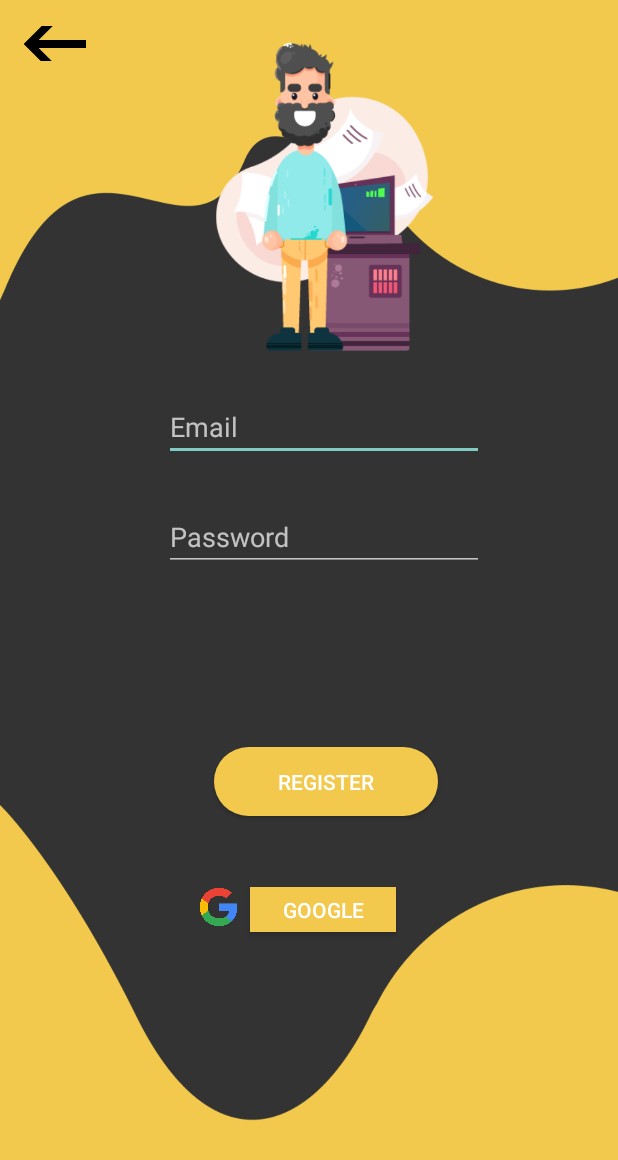
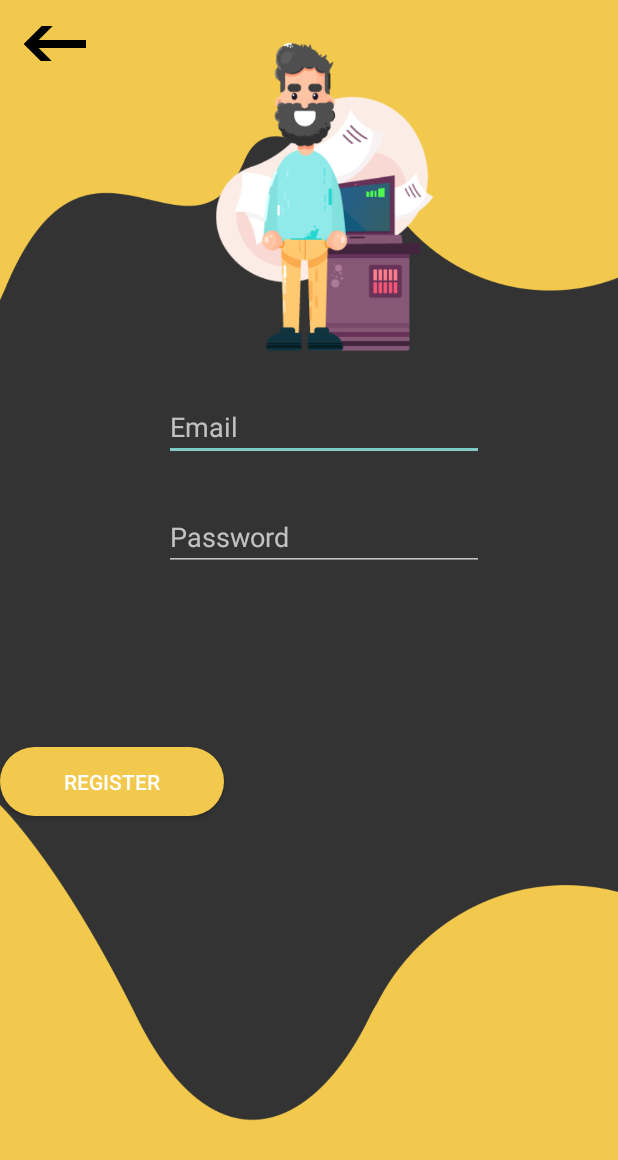
Before and after one commit to jaffarabbas/Motor-Vehicle-Finance-Processing, an Android app: the DealerRegister screen opened directly, with no data from a screen before it, on a phone screen of 412 x 824 dp. Shown: the top 1160 px of the screen. Run offline under Robolectric (Android 15) with nearby library versions, the phone set to English and light mode, and no system bars; our stand-ins replace Firebase (no records; nobody signed in at launch, a user with empty details on screens opened directly).

Commit message:
1-8-2021   Dealer Register

```diff
--- a/AJIZA_MOTORS_APPLICATION/app/src/main/res/layout/activity_dealer_register.xml
+++ b/AJIZA_MOTORS_APPLICATION/app/src/main/res/layout/activity_dealer_register.xml
@@ -45,19 +45,6 @@
         app:layout_constraintTop_toBottomOf="@+id/DealerRegesterUsername" />
 
     <Button
-        android:id="@+id/DealerRegisterGoogleAuth"
-        android:layout_width="97dp"
-        android:layout_height="30dp"
-        android:background="@color/yellow"
-        android:text="GOOGLE"
-        app:layout_constraintBottom_toBottomOf="parent"
-        app:layout_constraintEnd_toEndOf="@+id/DealerUserPassword"
-        app:layout_constraintHorizontal_bias="0.495"
-        app:layout_constraintStart_toStartOf="@+id/DealerUserPassword"
-        app:layout_constraintTop_toBottomOf="@+id/DealerRegesterButton"
-        app:layout_constraintVertical_bias="0.188" />
-
-    <Button
         android:id="@+id/DealerRegesterButton"
         android:layout_width="149dp"
         android:layout_height="46dp"
@@ -65,21 +52,7 @@
         android:background="@drawable/buttonbackground1"
         android:text="REGISTER"
         app:layout_constraintBottom_toBottomOf="parent"
-        app:layout_constraintEnd_toEndOf="@+id/DealerRegisterGoogleAuth"
-        app:layout_constraintHorizontal_bias="0.466"
-        app:layout_constraintStart_toStartOf="@+id/DealerRegisterGoogleAuth" />
-
-    <ImageView
-        android:id="@+id/imageView8"
-        android:layout_width="41dp"
-        android:layout_height="28dp"
-        app:layout_constraintBottom_toBottomOf="parent"
-        app:layout_constraintEnd_toStartOf="@+id/DealerRegisterGoogleAuth"
-        app:layout_constraintHorizontal_bias="1.0"
-        app:layout_constraintStart_toStartOf="parent"
-        app:layout_constraintTop_toBottomOf="@+id/DealerRegesterButton"
-        app:layout_constraintVertical_bias="0.186"
-        app:srcCompat="@drawable/google" />
+        tools:layout_editor_absoluteX="142dp" />
 
     <ImageButton
         android:id="@+id/BackToDealerLogin"
```
